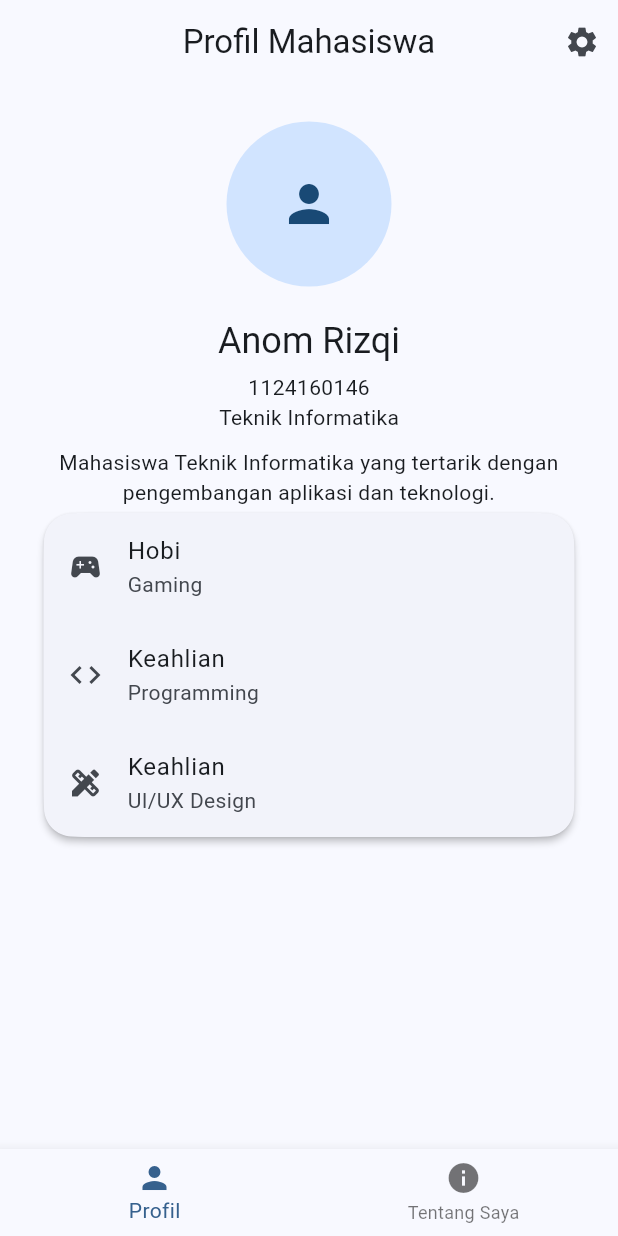
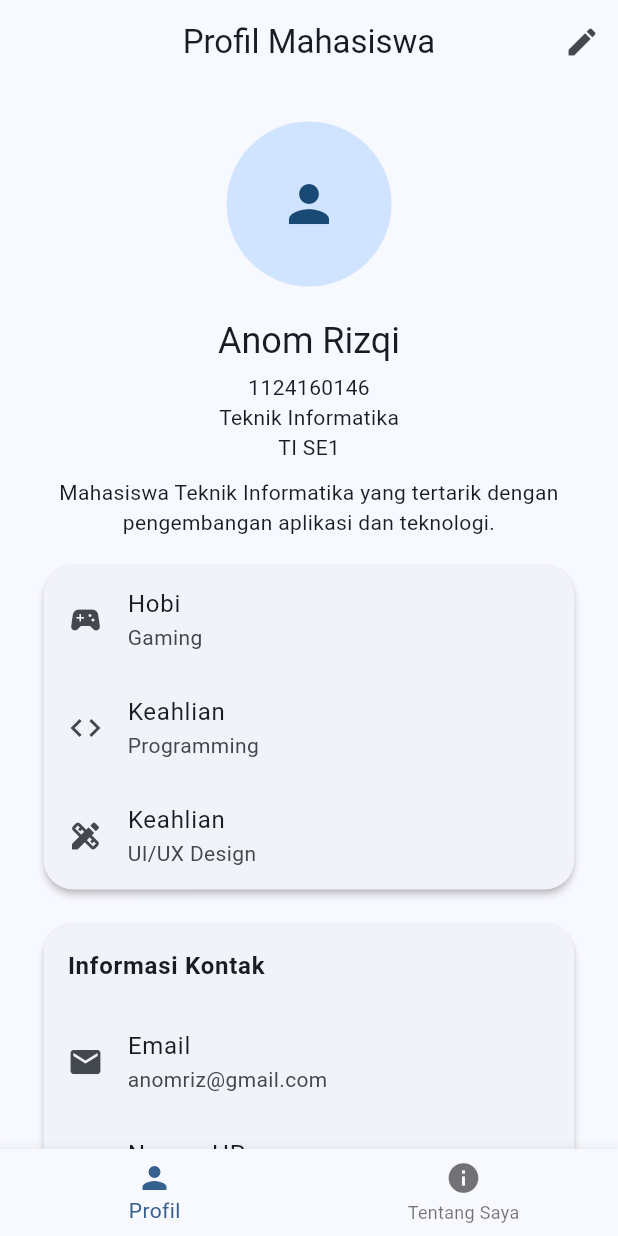
Before and after one commit to AnomRizqi/uts-pml-1124160146, a Flutter app: the screen it shows after launch, on a phone screen of 412 x 824 dp. Run offline on Flutter 3.47's test engine with Material 3 defaults, Android fonts, the phone set to English and light mode, and no system bars.

Commit message:
feat: menghubungkan  halaman profil dengan edit profil

```diff
--- a/soal2_profil_app/lib/screens/profile_page.dart
+++ b/soal2_profil_app/lib/screens/profile_page.dart
@@ -1,7 +1,43 @@
 import 'package:flutter/material.dart';
+import '../models/profile.dart';
+import 'edit_profile_page.dart';
 
-class ProfilePage extends StatelessWidget {
+class ProfilePage extends StatefulWidget {
     const ProfilePage({super.key});
+
+    @override
+    State<ProfilePage> createState() => _ProfilePageState();
+}
+
+class _ProfilePageState extends State<ProfilePage> {
+
+    Profile profile = Profile(
+        nama: 'Anom Rizqi',
+        nim: '1124160146',
+        prodi: 'Teknik Informatika',
+        kelas: 'TI SE1',
+        bio: 'Mahasiswa Teknik Informatika yang tertarik dengan pengembangan aplikasi dan teknologi.',
+        email: 'anomriz@gmail.com',
+        hp: '081234567890',
+        github: 'github.com/AnomRizqi',
+    );
+
+    void editProfil() async {
+        final hasil = await Navigator.push(
+            context,
+            MaterialPageRoute(
+                builder: (context) {
+                    return EditProfilePage(profile: profile);
+                },
+            ),
+        );
+
+        if (hasil != null) {
+            setState(() {
+                profile = hasil;
+            });
+        }
+    }
 
     @override
     Widget build(BuildContext context) {
@@ -11,9 +47,9 @@ class ProfilePage extends StatelessWidget {
                 centerTitle: true,
                 actions: [
                     IconButton(
-                        onPressed: () {},
-                        icon: const Icon(Icons.settings),
-                        tooltip: 'Pengaturan',
+                        onPressed: editProfil,
+                        icon: const Icon(Icons.edit),
+                        tooltip: 'Edit Profil',
                     ),
                 ],
             ),
@@ -35,34 +71,41 @@ class ProfilePage extends StatelessWidget {
                                 const SizedBox(height: 20),
 
                                 Text(
-                                    'Anom Rizqi',
+                                    profile.nama,
                                     style: Theme.of(context).textTheme.headlineSmall,
                                 ),
 
                                 const SizedBox(height: 5),
 
                                 Text(
-                                    '1124160146',
+                                    profile.nim,
                                     style: Theme.of(context).textTheme.bodyMedium,
                                 ),
 
                                 Text(
-                                    'Teknik Informatika',
+                                    profile.prodi,
+                                    style: Theme.of(context).textTheme.bodyMedium,
+                                ),
+
+                                Text(
+                                    profile.kelas,
                                     style: Theme.of(context).textTheme.bodyMedium,
                                 ),
 
                                 const SizedBox(height: 10),
 
                                 Text(
-                                    'Mahasiswa Teknik Informatika yang tertarik dengan pengembangan aplikasi dan teknologi.',
+                                    profile.bio,
                                     textAlign: TextAlign.center,
                                     style: Theme.of(context).textTheme.bodyMedium,
                                 ),
+
+                                const SizedBox(height: 15),
+
                                 Card(
                                     elevation: 2,
-                                  shape: RoundedSuperellipseBorder(
+                                    shape: RoundedRectangleBorder(
                                         borderRadius: BorderRadius.circular(20),
-
                                     ),
                                     child: Column(
                                         children: [
@@ -71,11 +114,13 @@ class ProfilePage extends StatelessWidget {
                                                 label: 'Hobi',
                                                 value: 'Gaming',
                                             ),
+
                                             const InfoTile(
                                                 icon: Icons.code,
                                                 label: 'Keahlian',
                                                 value: 'Programming',
                                             ),
+
                                             const InfoTile(
                                                 icon: Icons.design_services,
                                                 label: 'Keahlian',
@@ -83,7 +128,46 @@ class ProfilePage extends StatelessWidget {
                                             ),
                                         ],
                                     ),
-                                )
+                                ),
+
+                                const SizedBox(height: 15),
+
+                                Card(
+                                    elevation: 2,
+                                    shape: RoundedRectangleBorder(
+                                        borderRadius: BorderRadius.circular(20),
+                                    ),
+                                    child: Column(
+                                        children: [
+                                            const ListTile(
+                                                title: Text(
+                                                    'Informasi Kontak',
+                                                    style: TextStyle(
+                                                        fontWeight: FontWeight.bold,
+                                                    ),
+                                                ),
+                                            ),
+
+                                            InfoTile(
+                                                icon: Icons.email,
+                                                label: 'Email',
+                                                value: profile.email,
+                                            ),
+
+                                            InfoTile(
+                                                icon: Icons.phone,
+                                                label: 'Nomor HP',
+                                                value: profile.hp,
+                                            ),
+
+                                            InfoTile(
+                                                icon: Icons.code,
+                                                label: 'GitHub',
+                                                value: profile.github,
+                                            ),
+                                        ],
+                                    ),
+                                ),
                             ],
                         ),
                     ),
@@ -92,6 +176,7 @@ class ProfilePage extends StatelessWidget {
         );
     }
 }
+
 class InfoTile extends StatelessWidget {
     const InfoTile({
         super.key,
```
Lines whose indentation alone changed are shown as unchanged.
